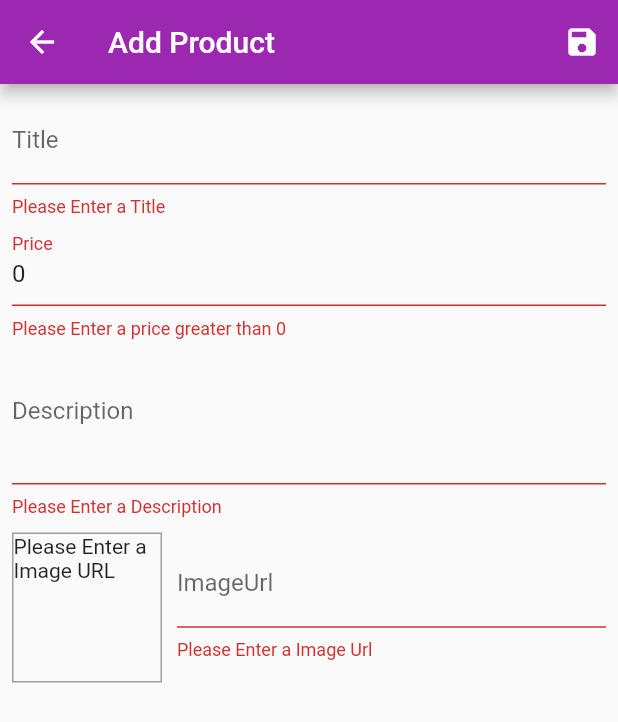
After one commit to sadid369/shop_app_practic, a Flutter app: the EditProductScreen screen opened by its route, after a tap on the "save" icon, on a phone screen of 412 x 824 dp. The commit adds this screen. Shown: the top 722 px of the screen. Run offline on Flutter 3.47's test engine with Material 2 defaults, Android fonts, the phone set to English and light mode, and no system bars; network calls fail.

Commit message:
end part 2

```diff
--- a/lib/main.dart
+++ b/lib/main.dart
@@ -3,10 +3,12 @@ import 'package:shop_app_practic/provider/cart.dart';
 import 'package:shop_app_practic/provider/order.dart';
 import 'package:shop_app_practic/provider/products.dart';
 import 'package:shop_app_practic/screen/cart_screen.dart';
+import 'package:shop_app_practic/screen/edit_product_screen.dart';
 import 'package:shop_app_practic/screen/order_screen.dart';
 import 'package:shop_app_practic/screen/product_detail_screen.dart';
 import 'package:shop_app_practic/screen/product_overview_screen.dart';
 import 'package:provider/provider.dart';
+import 'package:shop_app_practic/screen/user_product_screen.dart';
 
 void main() {
   runApp(MyApp());
@@ -30,7 +32,7 @@ class MyApp extends StatelessWidget {
       ],
       child: MaterialApp(
         debugShowCheckedModeBanner: false,
-        title: 'Flutter Demo',
+        title: 'Shop App',
         theme: ThemeData(
           primarySwatch: Colors.purple,
           accentColor: Colors.deepOrange,
@@ -40,6 +42,8 @@ class MyApp extends StatelessWidget {
           ProductDetailScreen.routeName: (ctx) => ProductDetailScreen(),
           CartScreen.routeName: (ctx) => CartScreen(),
           OrderScreen.routeName: (ctx) => OrderScreen(),
+          UserProductScreen.routeName: (ctx) => UserProductScreen(),
+          EditProductScreen.routeName: (ctx) => EditProductScreen(),
         },
       ),
     );
--- a/lib/provider/products.dart
+++ b/lib/provider/products.dart
@@ -1,7 +1,7 @@
 import 'package:flutter/cupertino.dart';
 
 class Product with ChangeNotifier {
-  final String id;
+  final String? id;
   final String title;
   final String imageUrl;
   final String description;
@@ -65,7 +65,33 @@ class Products with ChangeNotifier {
     return _items.where((item) => item.isFavorite).toList();
   }
 
+  void updateProduct(String id, Product newProduct) {
+    final productIndex = _items.indexWhere((product) => product.id == id);
+    if (productIndex >= 0) {
+      _items[productIndex] = newProduct;
+      notifyListeners();
+    } else {
+      print('.....');
+    }
+  }
+
+  void addProduct(Product product) {
+    final newProduct = Product(
+        id: DateTime.now().toString(),
+        title: product.title,
+        imageUrl: product.imageUrl,
+        description: product.description,
+        price: product.price);
+    _items.add(newProduct);
+    notifyListeners();
+  }
+
   Product findById(String id) {
     return _items.firstWhere((element) => element.id == id);
   }
+
+  void deleteItem(String id) {
+    _items.removeWhere((product) => product.id == id);
+    notifyListeners();
+  }
 }
--- /dev/null
+++ b/lib/screen/edit_product_screen.dart
@@ -0,0 +1,259 @@
+import 'package:flutter/material.dart';
+import 'package:flutter/services.dart';
+import 'package:shop_app_practic/provider/products.dart';
+import 'package:provider/provider.dart';
+
+class EditProductScreen extends StatefulWidget {
+  static const routeName = 'edit-product';
+
+  @override
+  _EditProductScreenState createState() => _EditProductScreenState();
+}
+
+class _EditProductScreenState extends State<EditProductScreen> {
+  final _priceFocusdNode = FocusNode();
+  final _descriptionFocusdNode = FocusNode();
+  final _imageUrlFocusdNode = FocusNode();
+  final _imageUrlController = TextEditingController();
+  final fromKey = GlobalKey<FormState>();
+  var _exitingProduct =
+      Product(id: null, title: '', description: '', price: 0, imageUrl: '');
+  var _initialValue = {
+    'title': '',
+    'description': '',
+    'price': 0,
+    'imageUrl': '',
+  };
+  @override
+  void dispose() {
+    _imageUrlController.removeListener(updateImageUrl);
+    _imageUrlController.dispose();
+    _priceFocusdNode.dispose();
+    _descriptionFocusdNode.dispose();
+    _imageUrlFocusdNode.dispose();
+    super.dispose();
+  }
+
+  @override
+  void initState() {
+    _imageUrlController.addListener(updateImageUrl);
+    super.initState();
+  }
+
+  void updateImageUrl() {
+    if (!_imageUrlFocusdNode.hasFocus) {
+      if ((!_imageUrlController.text.startsWith('http') &&
+              !_imageUrlController.text.startsWith('https')) ||
+          (!_imageUrlController.text.endsWith('.jpg') &&
+              _imageUrlController.text.endsWith('.Jpeg') &&
+              _imageUrlController.text.endsWith('.png'))) {
+        return;
+      }
+      setState(() {});
+    }
+  }
+
+  var init = true;
+  @override
+  void didChangeDependencies() {
+    if (init) {
+      final productData = ModalRoute.of(context)!.settings.arguments;
+      if (productData != null) {
+        _exitingProduct =
+            Provider.of<Products>(context).findById(productData.toString());
+        _initialValue = {
+          'title': _exitingProduct.title,
+          'description': _exitingProduct.description,
+          'price': _exitingProduct.price.toString(),
+          'imageUrl': '',
+        };
+        _imageUrlController.text = _exitingProduct.imageUrl;
+      }
+    }
+    init = false;
+    super.didChangeDependencies();
+  }
+
+  void _saveFrom() {
+    final isValid = fromKey.currentState!.validate();
+    if (!isValid) {
+      print(isValid);
+      return;
+    }
+    fromKey.currentState!.save();
+    if (_exitingProduct.id != null) {
+      Provider.of<Products>(context, listen: false)
+          .updateProduct(_exitingProduct.id!, _exitingProduct);
+    } else {
+      Provider.of<Products>(context, listen: false).addProduct(_exitingProduct);
+    }
+    Navigator.of(context).pop();
+  }
+
+  @override
+  Widget build(BuildContext context) {
+    return Scaffold(
+      appBar: AppBar(
+        actions: [
+          IconButton(
+              onPressed: () {
+                _saveFrom();
+              },
+              icon: Icon(Icons.save)),
+        ],
+        title: Text('Add Product'),
+      ),
+      body: Form(
+          key: fromKey,
+          child: Padding(
+            padding: const EdgeInsets.all(8.0),
+            child: ListView(
+              children: [
+                TextFormField(
+                  initialValue: _initialValue['title'].toString(),
+                  validator: (value) {
+                    if (value!.isEmpty) {
+                      return 'Please Enter a Title';
+                    }
+                    return null;
+                  },
+                  onSaved: (value) {
+                    _exitingProduct = Product(
+                      isFavorite: _exitingProduct.isFavorite,
+                      title: value!,
+                      id: _exitingProduct.id,
+                      description: _exitingProduct.description,
+                      imageUrl: _exitingProduct.imageUrl,
+                      price: _exitingProduct.price,
+                    );
+                  },
+                  decoration: InputDecoration(labelText: 'Title'),
+                  textInputAction: TextInputAction.next,
+                  onFieldSubmitted: (_) {
+                    FocusScope.of(context).requestFocus(_priceFocusdNode);
+                  },
+                ),
+                TextFormField(
+                  initialValue: _initialValue['price'].toString(),
+                  validator: (value) {
+                    if (value!.isEmpty) {
+                      return 'Please Enter a Price';
+                    }
+                    if (double.tryParse(value) == null) {
+                      return 'Please Enter a valid number';
+                    }
+                    if (double.parse(value) <= 0) {
+                      return 'Please Enter a price greater than 0';
+                    }
+                    return null;
+                  },
+                  onSaved: (value) {
+                    _exitingProduct = Product(
+                      isFavorite: _exitingProduct.isFavorite,
+                      title: _exitingProduct.title,
+                      id: _exitingProduct.id,
+                      description: _exitingProduct.description,
+                      imageUrl: _exitingProduct.imageUrl,
+                      price: double.parse(value!),
+                    );
+                  },
+                  focusNode: _priceFocusdNode,
+                  textInputAction: TextInputAction.next,
+                  onFieldSubmitted: (_) {
+                    FocusScope.of(context).requestFocus(_descriptionFocusdNode);
+                  },
+                  decoration: InputDecoration(
+                    labelText: 'Price',
+                  ),
+                  keyboardType: TextInputType.number,
+                ),
+                TextFormField(
+                  initialValue: _initialValue['description'].toString(),
+                  validator: (value) {
+                    if (value!.isEmpty) {
+                      return 'Please Enter a Description';
+                    }
+                    if (value.length <= 10) {
+                      return 'Description must 10 Character Long';
+                    }
+                    return null;
+                  },
+                  onSaved: (value) {
+                    _exitingProduct = Product(
+                      isFavorite: _exitingProduct.isFavorite,
+                      title: _exitingProduct.title,
+                      id: _exitingProduct.id,
+                      description: value!,
+                      imageUrl: _exitingProduct.imageUrl,
+                      price: _exitingProduct.price,
+                    );
+                  },
+                  decoration: InputDecoration(labelText: 'Description'),
+                  maxLines: 3,
+                  focusNode: _descriptionFocusdNode,
+                  keyboardType: TextInputType.multiline,
+                  onFieldSubmitted: (_) {
+                    FocusScope.of(context).requestFocus(_imageUrlFocusdNode);
+                  },
+                ),
+                Row(
+                  children: [
+                    Container(
+                        margin: EdgeInsets.only(top: 10, right: 10),
+                        child: _imageUrlController.text.isEmpty
+                            ? Text('Please Enter a Image URL')
+                            : FittedBox(
+                                child: Image.network(
+                                _imageUrlController.text,
+                                fit: BoxFit.cover,
+                              )),
+                        height: 100,
+                        width: 100,
+                        decoration: BoxDecoration(
+                          border: Border.all(width: 1, color: Colors.grey),
+                        )),
+                    Expanded(
+                      child: TextFormField(
+                        validator: (value) {
+                          if (value!.isEmpty) {
+                            return 'Please Enter a Image Url';
+                          }
+                          if (value.startsWith('http') == false &&
+                              value.startsWith('https') == false) {
+                            return 'Please Enter a valid URL';
+                          }
+                          if (value.endsWith('.jpg') == false &&
+                              value.endsWith('.jpeg') == false &&
+                              value.endsWith('.png') == false) {
+                            return 'Please Enter a valid URL';
+                          }
+                          return null;
+                        },
+                        onSaved: (value) {
+                          _exitingProduct = Product(
+                            isFavorite: _exitingProduct.isFavorite,
+                            title: _exitingProduct.title,
+                            id: _exitingProduct.id,
+                            description: _exitingProduct.description,
+                            imageUrl: value!,
+                            price: _exitingProduct.price,
+                          );
+                        },
+                        controller: _imageUrlController,
+                        focusNode: _imageUrlFocusdNode,
+                        decoration: InputDecoration(labelText: 'ImageUrl'),
+                        keyboardType: TextInputType.url,
+                        textInputAction: TextInputAction.done,
+                        onFieldSubmitted: (_) {
+                          _saveFrom();
+                        },
+                      ),
+                    ),
+                  ],
+                )
+              ],
+            ),
+          )),
+    );
+  }
+}
--- a/lib/widget/app_drawer.dart
+++ b/lib/widget/app_drawer.dart
@@ -1,6 +1,7 @@
 import 'package:flutter/material.dart';
 import 'package:shop_app_practic/screen/order_screen.dart';
 import 'package:shop_app_practic/screen/product_detail_screen.dart';
+import 'package:shop_app_practic/screen/user_product_screen.dart';
 
 class AppDrawer extends StatelessWidget {
   @override
@@ -22,7 +23,13 @@ class AppDrawer extends StatelessWidget {
             onTap: () {
               Navigator.of(context).pushNamed('/');
             },
-          )
+          ),
+          ListTile(
+            title: Text('Manage Product'),
+            onTap: () {
+              Navigator.of(context).pushNamed(UserProductScreen.routeName);
+            },
+          ),
         ],
       ),
     );
```
Also changed, not shown: lib/provider/cart.dart (+17 -0 lines), lib/screen/user_product_screen.dart (added, +41 -0 lines), lib/widget/cart_item.dart (+26 -0 lines), lib/widget/product_item.dart (+17 -1 lines), lib/widget/user_item.dart (added, +44 -0 lines).
